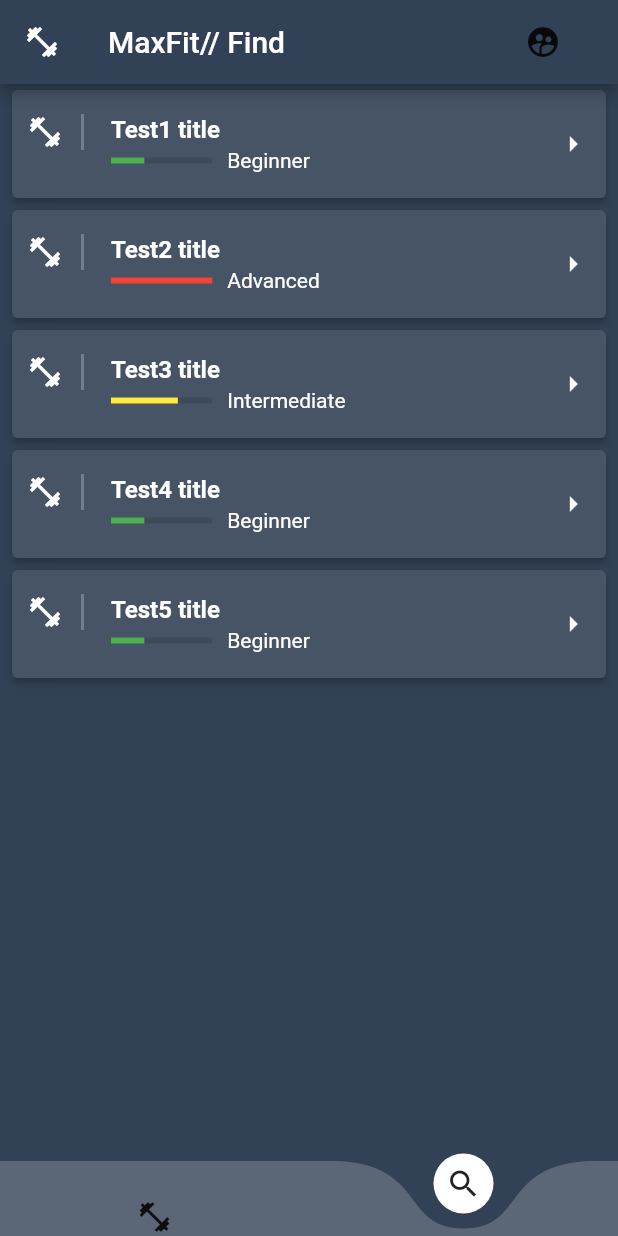
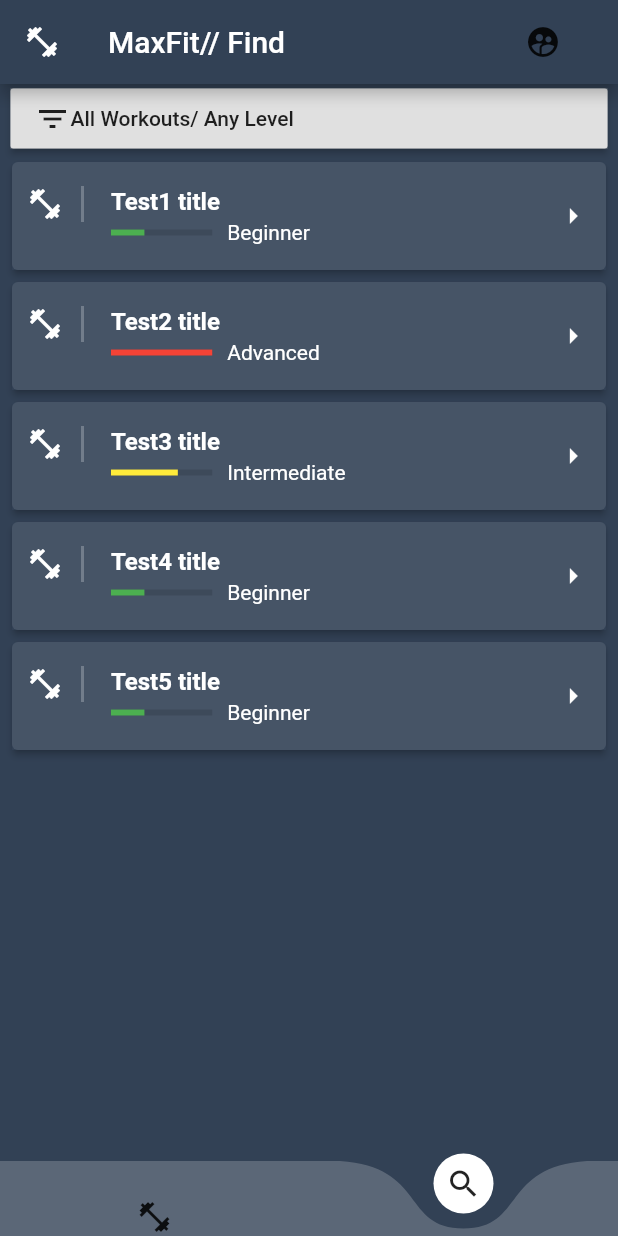
Before and after one commit to rbgeorgy/FlutterFitApp, a Flutter app: the screen it shows once a user with an empty profile is signed in, item 2 of the bottom bar chosen, on a phone screen of 412 x 824 dp. Run offline on Flutter 3.47's test engine with Material 2 defaults, Android fonts, the phone set to English and light mode, and no system bars; drawn by our look-alikes of curved_navigation_bar; our stand-ins replace firebase_auth, firebase_core, fluttertoast; accounts and stored records are empty.

Commit message:
implement filter bar at home page without logic yet

```diff
--- a/lib/components/workouts-list.dart
+++ b/lib/components/workouts-list.dart
@@ -1,7 +1,18 @@
 import 'package:fitness_app/domain/workout.dart';
 import 'package:flutter/material.dart';
 
-class WorkoutsList extends StatelessWidget {
+class WorkoutsList extends StatefulWidget {
+  @override
+  _WorkoutsListState createState() => _WorkoutsListState();
+}
+
+class _WorkoutsListState extends State<WorkoutsList> {
+  @override
+  void initState() {
+    clearFilter();
+    super.initState();
+  }
+
   final workouts = <Workout>[
     Workout(
         title: 'Test1 title',
@@ -30,10 +41,43 @@ class WorkoutsList extends StatelessWidget {
         level: 'Beginner')
   ];
 
+  var filterOnlyMyWorkouts = false;
+  var filterTitle = '';
+  var filterTitleController = TextEditingController();
+  var filterLevel = 'Any Level';
+
+  var filterText = '';
+  var filterHeight = 0.0;
+
+  List<Workout> filter() {
+    setState(() {
+      filterText = filterOnlyMyWorkouts ? 'My Workouts' : 'All workouts';
+      filterText += '/' + filterLevel;
+      if (filterTitle.isNotEmpty) filterText += '/' + filterTitle;
+      filterHeight = 0;
+    });
+
+    var list = workouts;
+    return list;
+  }
+
+  List<Workout> clearFilter() {
+    setState(() {
+      filterText = 'All Workouts/ Any Level';
+      filterOnlyMyWorkouts = false;
+      filterTitle = '';
+      filterLevel = 'Any Level';
+      filterTitleController.clear();
+      filterHeight = 0;
+    });
+
+    var list = workouts;
+    return list;
+  }
+
   @override
   Widget build(BuildContext context) {
-    return Container(
-      child: Container(
+    var workoutsList = Expanded(
         child: ListView.builder(
             itemCount: workouts.length,
             itemBuilder: (context, i) {
@@ -51,8 +95,8 @@ class WorkoutsList extends StatelessWidget {
                           color: Theme.of(context).textTheme.title.color),
                       decoration: BoxDecoration(
                           border: Border(
-                                right: BorderSide(
-                                    width: 2, color: Colors.white24))),
+                              right:
+                                  BorderSide(width: 2, color: Colors.white24))),
                     ),
                     title: Text(workouts[i].title,
                         style: TextStyle(
@@ -64,8 +108,97 @@ class WorkoutsList extends StatelessWidget {
                   ),
                 ),
               );
-              })),
+            }));
+
+    var filterInfo = Container(
+        margin: EdgeInsets.only(top: 3, left: 7, right: 7, bottom: 5),
+        decoration: BoxDecoration(color: Colors.white.withOpacity(0.5)),
+        height: 40,
+        child: RaisedButton(
+          child: Row(
+            children: <Widget>[
+              Icon(Icons.filter_list),
+              Text(
+                filterText,
+                style: TextStyle(),
+                overflow: TextOverflow.ellipsis,
+              )
+            ],
+          ),
+          onPressed: () {
+            setState(() {
+              filterHeight = (filterHeight == 0.0 ? 280.0 : 0.0);
+            });
+          },
+        ));
+
+    var levelMenuItems = <String>[
+      'Any Level',
+      'Beginner',
+      'Intermediate',
+      'Advanced'
+    ]
+        .map((String value) =>
+            new DropdownMenuItem(value: value, child: new Text(value)))
+        .toList();
+
+    var filterForm = AnimatedContainer(
+      margin: EdgeInsets.symmetric(vertical: 0.0, horizontal: 7),
+      child: Card(
+        child: Padding(
+          padding: const EdgeInsets.all(8.0),
+          child: Column(
+            children: [
+              SwitchListTile(
+                  title: const Text('Only my Workouts'),
+                  value: filterOnlyMyWorkouts,
+                  onChanged: (bool val) =>
+                      setState(() => filterOnlyMyWorkouts = val)),
+              DropdownButtonFormField<String>(
+                  decoration: const InputDecoration(labelText: 'Level'),
+                  items: levelMenuItems,
+                  value: filterLevel,
+                  onChanged: (String val) => setState(() => filterLevel = val)),
+              TextFormField(
+                controller: filterTitleController,
+                decoration: const InputDecoration(labelText: 'Title'),
+                onChanged: (String val) => setState(() => filterTitle = val),
+              ),
+              Row(
+                children: <Widget>[
+                  Expanded(
+                      flex: 1,
+                      child: RaisedButton(
+                        onPressed: () {
+                          filter();
+                        },
+                        child: Text('Apply',
+                            style: TextStyle(color: Colors.white)),
+                        color: Theme.of(context).primaryColor,
+                      )),
+                  SizedBox(width: 10),
+                  Expanded(
+                      flex: 1,
+                      child: RaisedButton(
+                        onPressed: () {
+                          clearFilter();
+                        },
+                        child: Text('Clear',
+                            style: TextStyle(color: Colors.white)),
+                        color: Colors.red,
+                      ))
+                ],
+              )
+            ],
+          ),
+        ),
+      ),
+      duration: const Duration(milliseconds: 500),
+      curve: Curves.fastOutSlowIn,
+      height: filterHeight,
     );
+
+    return Column(children: <Widget>[filterInfo, filterForm, workoutsList]);
   }
 }
 
```
Lines whose indentation alone changed are shown as unchanged.
